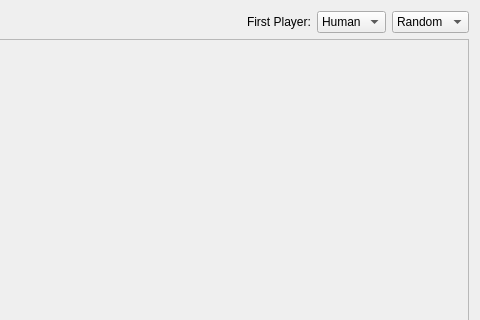
The window that gamingWorkout/caesGatos/caesgatos.ui (afonsonf/gamingworkout) describes before a commit, drawn with Qt 5; both pictures show x 211 to 691 and y 0 to 320 of the 691 by 458 pixel window.
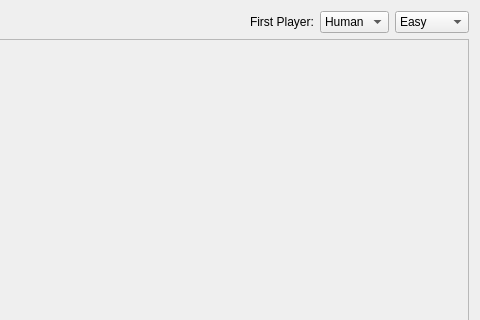
The same window after the commit.

Patch:
```diff
--- a/gamingWorkout/caesGatos/caesgatos.ui
+++ b/gamingWorkout/caesGatos/caesgatos.ui
@@ -86,11 +86,6 @@
      </item>
      <item>
       <widget class="QComboBox" name="comboBox_2">
-       <item>
-        <property name="text">
-         <string>Random</string>
-        </property>
-       </item>
        <item>
         <property name="text">
          <string>Easy</string>
```
